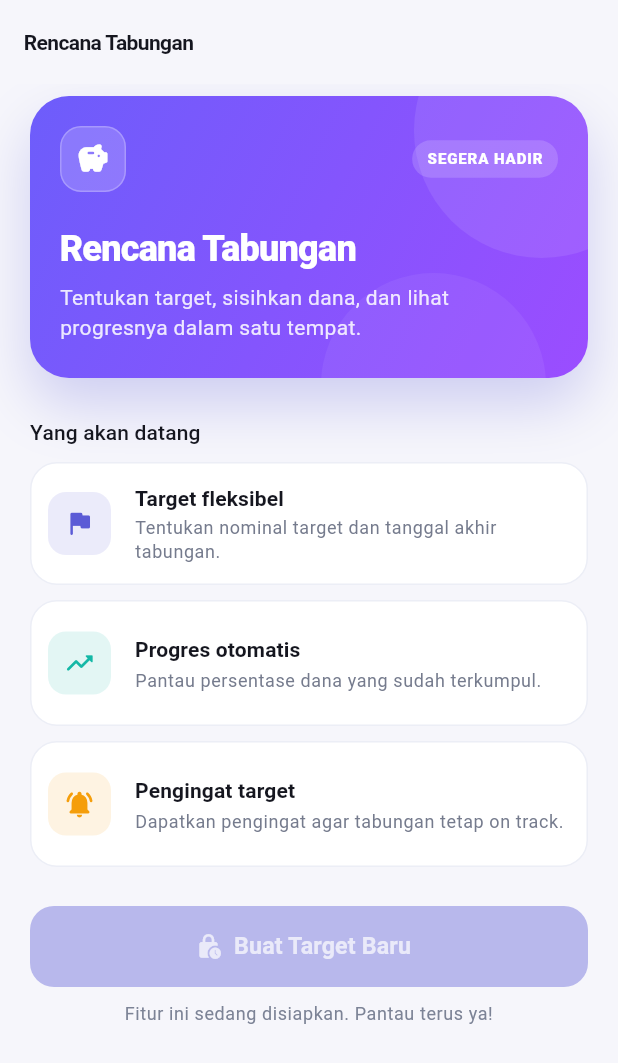
After one commit to Penyuable/moneyyz, a Flutter app: the SavingsPlansScreen screen opened by its route, on a phone screen of 412 x 824 dp. The commit adds this screen. Shown: the top 1063 px of the screen. Run offline on Flutter 3.47's test engine with Material 3 defaults, Android fonts, the phone set to English and light mode, and no system bars; our stand-ins replace flutter_riverpod, go_router, image_picker, shared_preferences, supabase_flutter; missing offline and left inert: google_mlkit_text_recognition; accounts and stored records are empty; network calls fail.

Commit message:
update saku versi 2

```diff
--- /dev/null
+++ b/lib/screens/savings/savings_plans_screen.dart
@@ -0,0 +1,223 @@
+import 'package:flutter/material.dart';
+
+import '../../core/theme/app_colors.dart';
+import '../../core/theme/theme_ext.dart';
+
+/// Halaman placeholder fitur rencana tabungan.
+///
+/// Belum ada data atau form yang disimpan. Halaman ini hanya menampilkan
+/// pratinjau fitur yang sedang disiapkan.
+class SavingsPlansScreen extends StatelessWidget {
+  const SavingsPlansScreen({super.key});
+
+  @override
+  Widget build(BuildContext context) {
+    return Scaffold(
+      appBar: AppBar(title: const Text('Rencana Tabungan')),
+      body: ListView(
+        padding: const EdgeInsets.fromLTRB(20, 8, 20, 100),
+        children: [
+          const _ComingSoonHero(),
+          const SizedBox(height: 26),
+          Text('Yang akan datang', style: context.texts.titleSmall),
+          const SizedBox(height: 10),
+          const _FeatureTile(
+            icon: Icons.flag_rounded,
+            color: AppColors.brand,
+            title: 'Target fleksibel',
+            description: 'Tentukan nominal target dan tanggal akhir tabungan.',
+          ),
+          const SizedBox(height: 10),
+          const _FeatureTile(
+            icon: Icons.trending_up_rounded,
+            color: AppColors.accent,
+            title: 'Progres otomatis',
+            description: 'Pantau persentase dana yang sudah terkumpul.',
+          ),
+          const SizedBox(height: 10),
+          const _FeatureTile(
+            icon: Icons.notifications_active_rounded,
+            color: AppColors.warning,
+            title: 'Pengingat target',
+            description: 'Dapatkan pengingat agar tabungan tetap on track.',
+          ),
+          const SizedBox(height: 26),
+          FilledButton.icon(
+            onPressed: null,
+            icon: const Icon(Icons.lock_clock_rounded),
+            label: const Text('Buat Target Baru'),
+          ),
+          const SizedBox(height: 10),
+          Text(
+            'Fitur ini sedang disiapkan. Pantau terus ya!',
+            textAlign: TextAlign.center,
+            style: context.texts.bodySmall?.copyWith(color: context.mutedColor),
+          ),
+        ],
+      ),
+    );
+  }
+}
+
+class _ComingSoonHero extends StatelessWidget {
+  const _ComingSoonHero();
+
+  @override
+  Widget build(BuildContext context) {
+    return Container(
+      width: double.infinity,
+      clipBehavior: Clip.antiAlias,
+      decoration: BoxDecoration(
+        gradient: AppColors.brandGradient,
+        borderRadius: BorderRadius.circular(26),
+        boxShadow: [
+          BoxShadow(
+            color: AppColors.brand.withValues(alpha: 0.26),
+            blurRadius: 32,
+            offset: const Offset(0, 18),
+          ),
+        ],
+      ),
+      child: Stack(
+        children: [
+          Positioned(
+            right: -54,
+            top: -62,
+            child: Container(
+              width: 170,
+              height: 170,
+              decoration: BoxDecoration(
+                shape: BoxShape.circle,
+                color: Colors.white.withValues(alpha: 0.09),
+              ),
+            ),
+          ),
+          Positioned(
+            right: 28,
+            bottom: -80,
+            child: Container(
+              width: 150,
+              height: 150,
+              decoration: BoxDecoration(
+                shape: BoxShape.circle,
+                color: Colors.white.withValues(alpha: 0.06),
+              ),
+            ),
+          ),
+          Padding(
+            padding: const EdgeInsets.fromLTRB(20, 20, 20, 24),
+            child: Column(
+              crossAxisAlignment: CrossAxisAlignment.start,
+              children: [
+                Row(
+                  children: [
+                    Container(
+                      width: 44,
+                      height: 44,
+                      decoration: BoxDecoration(
+                        color: Colors.white.withValues(alpha: 0.18),
+                        borderRadius: BorderRadius.circular(14),
+                        border: Border.all(
+                          color: Colors.white.withValues(alpha: 0.24),
+                        ),
+                      ),
+                      child: const Icon(
+                        Icons.savings_rounded,
+                        color: Colors.white,
+                        size: 23,
+                      ),
+                    ),
+                    const Spacer(),
+                    Container(
+                      padding: const EdgeInsets.symmetric(
+                        horizontal: 10,
+                        vertical: 5,
+                      ),
+                      decoration: BoxDecoration(
+                        color: Colors.white.withValues(alpha: 0.16),
+                        borderRadius: BorderRadius.circular(999),
+                      ),
+                      child: Text(
+                        'SEGERA HADIR',
+                        style: context.texts.labelSmall?.copyWith(
+                          color: Colors.white,
+                          fontWeight: FontWeight.w800,
+                          fontSize: 10,
+                          letterSpacing: 0.6,
+                        ),
+                      ),
+                    ),
+                  ],
+                ),
+                const SizedBox(height: 22),
+                Text(
+                  'Rencana Tabungan',
+                  style: context.texts.headlineSmall?.copyWith(
+                    color: Colors.white,
+                    fontWeight: FontWeight.w800,
+                  ),
+                ),
+                const SizedBox(height: 6),
+                Text(
+                  'Tentukan target, sisihkan dana, dan lihat progresnya '
+                  'dalam satu tempat.',
+                  style: context.texts.bodyMedium?.copyWith(
+                    color: Colors.white.withValues(alpha: 0.86),
+                    height: 1.45,
+                  ),
+                ),
+              ],
+            ),
+          ),
+        ],
+      ),
+    );
+  }
+}
+
+class _FeatureTile extends StatelessWidget {
+  const _FeatureTile({
+    required this.icon,
+    required this.color,
+    required this.title,
+    required this.description,
+  });
+
+  final IconData icon;
+  final Color color;
+  final String title;
+  final String description;
+
+  @override
+  Widget build(BuildContext context) {
+    return DecoratedBox(
+      decoration: BoxDecoration(
+        color: context.cardColor,
+        borderRadius: BorderRadius.circular(18),
+        border: Border.all(color: context.borderColor),
+      ),
+      child: ListTile(
+        contentPadding: const EdgeInsets.fromLTRB(12, 6, 16, 6),
+        leading: Container(
+          width: 42,
+          height: 42,
+          decoration: BoxDecoration(
+            color: color.withValues(alpha: 0.12),
+            borderRadius: BorderRadius.circular(12),
+          ),
+          child: Icon(icon, color: color, size: 21),
+        ),
+        title: Text(
+          title,
+          style: context.texts.titleSmall?.copyWith(
+            fontWeight: FontWeight.w600,
+          ),
+        ),
+        subtitle: Padding(
+          padding: const EdgeInsets.only(top: 2),
+          child: Text(description, style: context.texts.bodySmall),
+        ),
+      ),
+    );
+  }
+}
```
Also changed, not shown: lib/router/app_router.dart (+12 -2 lines), lib/screens/home/home_shell.dart (+12 -14 lines), lib/widgets/home/savings_plan_card.dart (added, +107 -0 lines).
